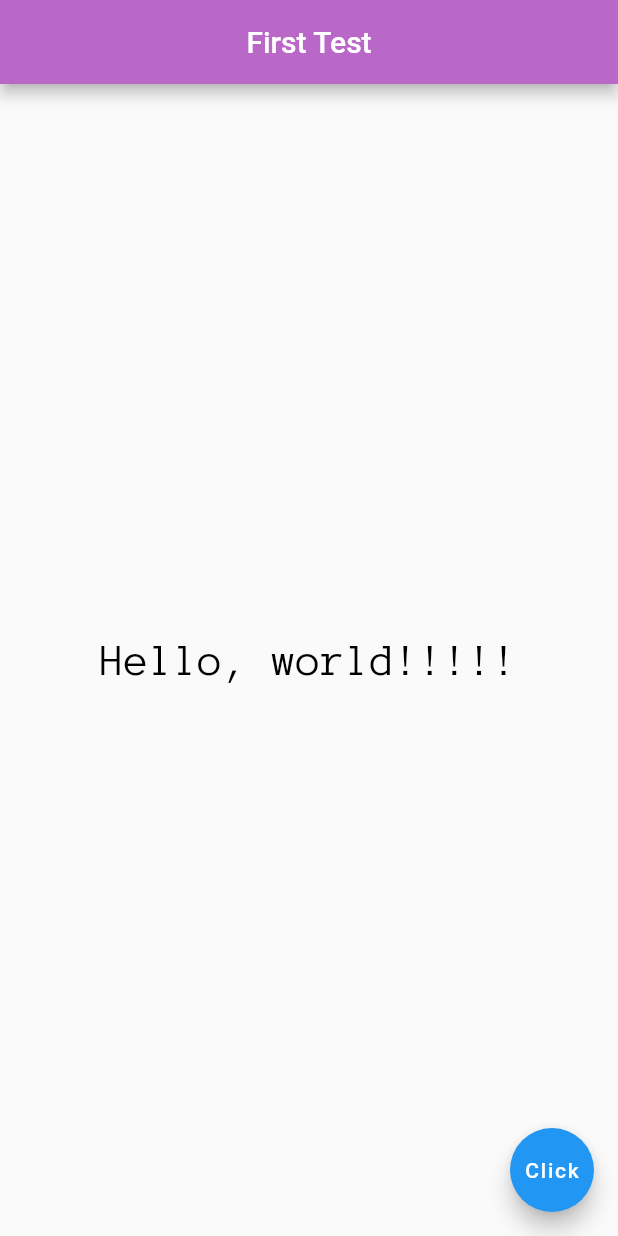
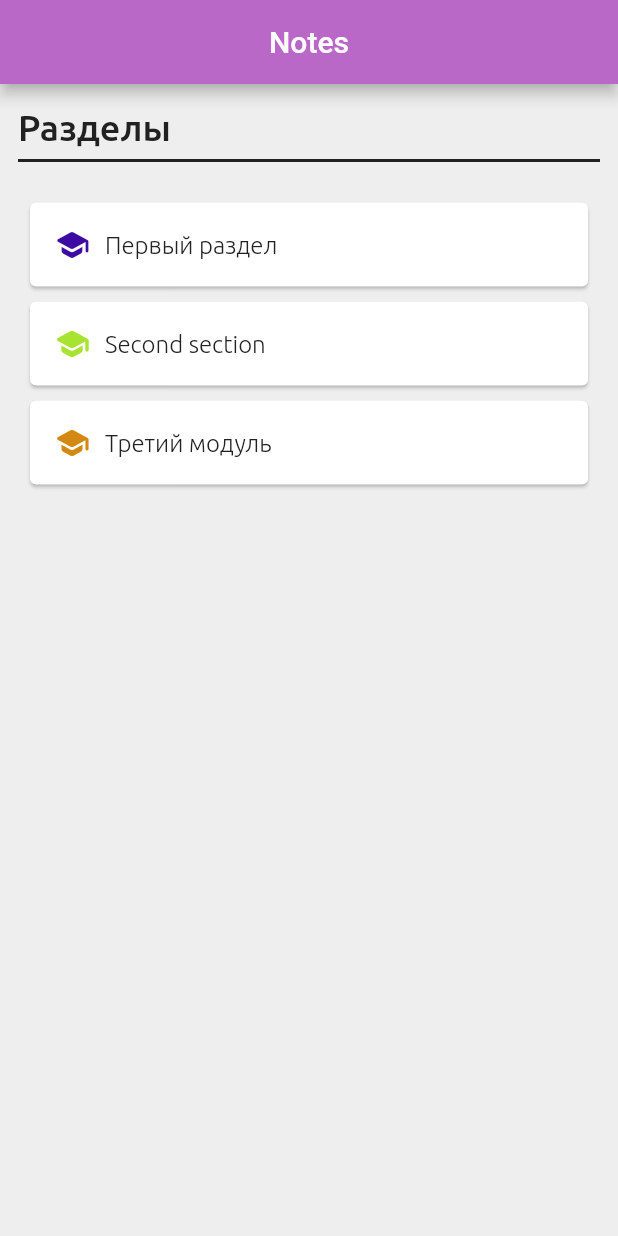
Before and after one commit to DarkArtheme/flutter-app, a Flutter app: the screen it shows after launch, on a phone screen of 412 x 824 dp. Run offline on Flutter 3.47's test engine with Material 2 defaults, Android fonts, the phone set to English and light mode, and no system bars; our stand-ins replace flutter_spinkit; project files that could hold a hidden picture were left out.

Commit message:
Made home page

```diff
--- a/lib/pages/home.dart
+++ b/lib/pages/home.dart
@@ -1,40 +1,80 @@
 import 'package:flutter/material.dart';
+import 'package:notes_app_flutter/widgets/text-widgets.dart';
+import 'package:notes_app_flutter/services/section.dart';
 
-class Home extends StatelessWidget {
+class Home extends StatefulWidget {
   const Home({Key? key}) : super(key: key);
+
+  @override
+  State<Home> createState() => _HomeState();
+}
+
+class _HomeState extends State<Home> {
+  List<Section> sections = [];
+
+  void load(Function notifyParent) async {
+    sections = await getSections();
+    notifyParent(sections);
+  }
+
+  @override
+  void initState() {
+    super.initState();
+    load((List<Section> sect) {
+      setState(() {
+        sections = sect;
+      });
+    });
+  }
+
   @override
   Widget build(BuildContext context) {
     return Scaffold(
       appBar: AppBar(
-        title: const Text('First Test'),
+        title: const Text('Notes'),
         centerTitle: true,
         backgroundColor: Colors.purple[300],
       ),
-      body: const Center(
-        child: TextExample(value: "Hello, world!!!!!"),
-        // child: Image.asset('images/example-image.jpg'),
-      ),
-      floatingActionButton: FloatingActionButton(
-        child: const Text('Click'),
-        onPressed: () => {},
+      body: Container(
+        color: Colors.grey[200],
+        padding: const EdgeInsets.symmetric(vertical: 15.0, horizontal: 12.0),
+        child: Column(
+          crossAxisAlignment: CrossAxisAlignment.start,
+          children: [
+            const HeaderText(value: "Разделы"),
+            Divider(
+              color: Colors.grey[900],
+              thickness: 2.0,
+            ),
+            const SizedBox(height: 15),
+            ListView.builder(
+              itemCount: sections.length,
+              scrollDirection: Axis.vertical,
+              shrinkWrap: true,
+              itemBuilder: (context, index) {
+                return Padding(
+                  padding: const EdgeInsets.symmetric(vertical: 1.0, horizontal: 4.0),
+                  child: Card(
+                    child: ListTile(
+                      onTap: () {},
+                      title: Row(
+                        children: [
+                          Icon(
+                            Icons.school_rounded,
+                            color: sections[index].color,
+                          ),
+                          const SizedBox(width: 10,),
+                          FieldText(value: sections[index].name),
+                          ]
+                      ),
+                    ),
+                  ),
+                );
+              },
+            ),
+          ],
+        ),
       ),
     );
   }
 }
-
-class TextExample extends StatelessWidget {
-  final String value;
-  const TextExample({Key? key, required this.value}) : super(key: key);
-  @override
-  Widget build(BuildContext context) {
-    return Text(
-      value,
-      textAlign: TextAlign.center,
-      style: const TextStyle(
-        fontFamily: 'AnonymousPro',
-        fontSize: 30,
-        color: Colors.black,
-      ),
-    );
-  }
-}
--- /dev/null
+++ b/lib/services/section.dart
@@ -0,0 +1,19 @@
+import 'package:flutter/material.dart';
+
+class Section {
+  late String name;
+  late Color color;
+
+  Section({required this.name, required this.color});
+}
+
+Future<List<Section>> getSections() {
+  List<Section> sections = [
+    Section(name: "Первый раздел", color: const Color.fromARGB(255, 61, 10, 162)),
+    Section(name: "Second section", color: const Color.fromARGB(255, 167, 227, 48)),
+    Section(name: "Третий модуль", color: const Color.fromARGB(255, 211, 137, 17)),
+  ];
+  return Future.delayed(const Duration(seconds: 1), () {
+    return Future.value(sections);
+  });
+}
--- /dev/null
+++ b/lib/widgets/text-widgets.dart
@@ -0,0 +1,56 @@
+import 'package:flutter/material.dart';
+
+class NoteText extends StatelessWidget {
+  final String value;
+  const NoteText({Key? key, required this.value}) : super(key: key);
+  @override
+  Widget build(BuildContext context) {
+    return Text(
+      value,
+      textAlign: TextAlign.center,
+      style: const TextStyle(
+        fontFamily: 'AnonymousPro',
+        fontSize: 14,
+        color: Colors.black,
+      ),
+    );
+  }
+}
+
+class HeaderText extends StatelessWidget {
+  final String value;
+  const HeaderText({Key? key, required this.value}) : super(key: key);
+
+  @override
+  Widget build(BuildContext context) {
+    return Text(
+      value,
+      textAlign: TextAlign.left,
+      style: TextStyle(
+        fontFamily: 'Ubuntu',
+        fontWeight: FontWeight.w500,
+        fontSize: 24,
+        color: Colors.grey[900],
+      )
+    );
+  }
+}
+
+class FieldText extends StatelessWidget {
+  final String value;
+  const FieldText({Key? key, required this.value}) : super(key: key);
+
+  @override
+  Widget build(BuildContext context) {
+    return Text(
+      value,
+      textAlign: TextAlign.left,
+      style: TextStyle(
+        fontFamily: 'Ubuntu',
+        fontWeight: FontWeight.w300,
+        fontSize: 16,
+        color: Colors.grey[900],
+      )
+    );
+  }
+}
```
Also changed, not shown: pubspec.yaml (+8 -0 lines), assets/fonts/Ubuntu-Bold.ttf (added), assets/fonts/Ubuntu-BoldItalic.ttf (added), assets/fonts/Ubuntu-Italic.ttf (added), assets/fonts/Ubuntu-Light.ttf (added), assets/fonts/Ubuntu-LightItalic.ttf (added), assets/fonts/Ubuntu-Medium.ttf (added), assets/fonts/Ubuntu-MediumItalic.ttf (added), assets/fonts/Ubuntu-Regular.ttf (added), 3 other files.
